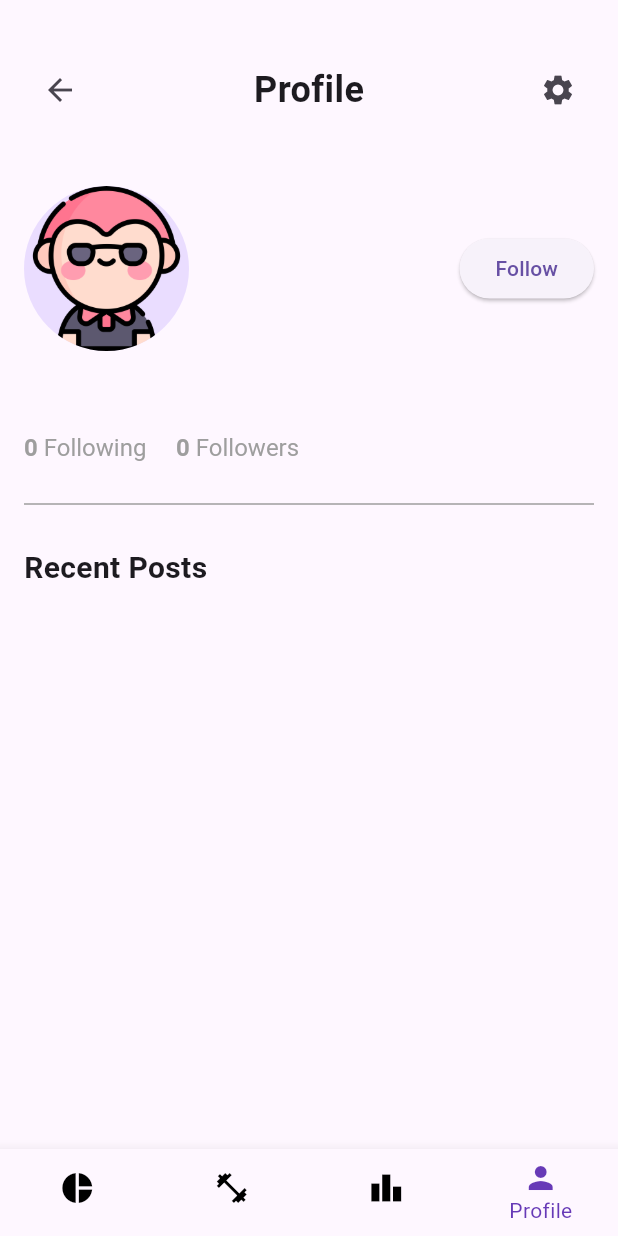
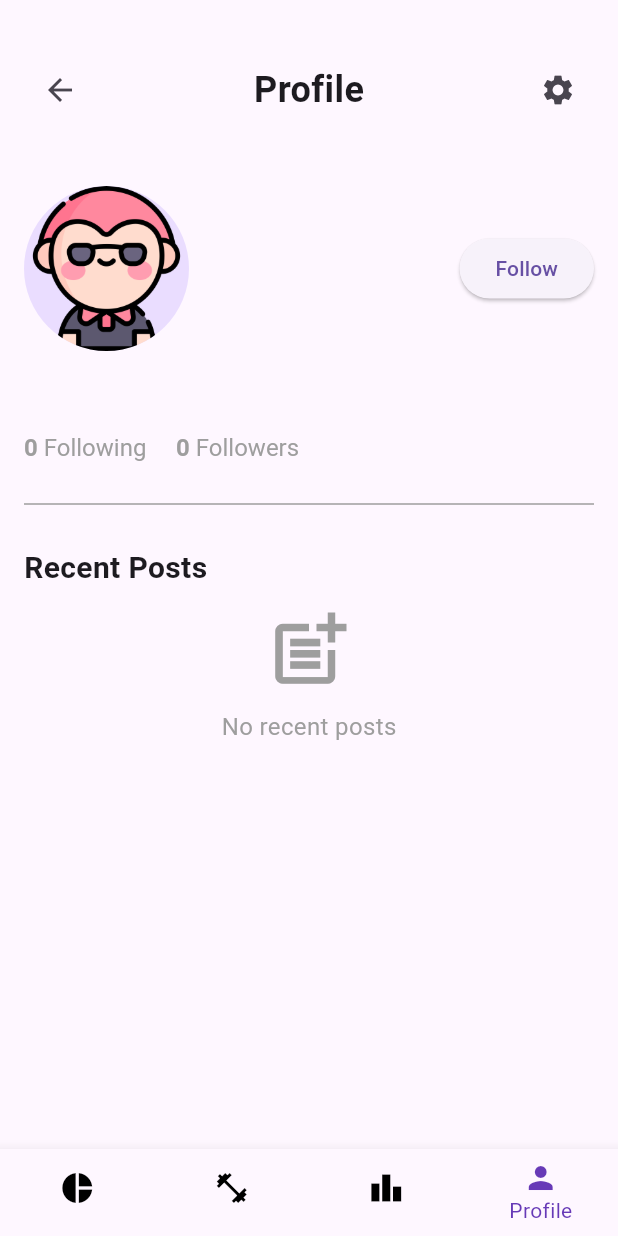
Before and after one commit to Eilhie/BuddyQuest, a Flutter app: the ProfilePage screen opened by its route, on a phone screen of 412 x 824 dp. Run offline on Flutter 3.47's test engine with Material 3 defaults, Android fonts, the phone set to English and light mode, and no system bars; our stand-ins replace cloud_firestore, firebase_auth, firebase_core, flutter_dotenv, google_sign_in, shared_preferences; accounts and stored records are empty.

Commit message:
ADD NO RECENT POST

```diff
--- a/lib/profile.dart
+++ b/lib/profile.dart
@@ -66,9 +66,9 @@ class _ProfilePageState extends State<ProfilePage> {
 
   @override
   Widget build(BuildContext context) {
-    return FutureBuilder(future: _loadProfileData(),
-        builder: (context, snapshot)
-        {
+    return FutureBuilder(
+      future: _loadProfileData(),
+      builder: (context, snapshot) {
         return Scaffold(
           body: SingleChildScrollView(
             padding: const EdgeInsets.all(16.0),
@@ -77,7 +77,7 @@ class _ProfilePageState extends State<ProfilePage> {
               children: [
                 SizedBox(height: 20),
                 Row(
-                    mainAxisAlignment: MainAxisAlignment.spaceBetween, // Place children on the left and right
+                  mainAxisAlignment: MainAxisAlignment.spaceBetween,
                   children: [
                     IconButton(
                       icon: Icon(Icons.arrow_back),
@@ -85,7 +85,8 @@ class _ProfilePageState extends State<ProfilePage> {
                         Navigator.pop(context);
                       },
                     ),
-                      Text('Profile',
+                    Text(
+                      'Profile',
                       style: TextStyle(
                         fontSize: 24,
                         fontWeight: FontWeight.bold,
@@ -161,7 +162,10 @@ class _ProfilePageState extends State<ProfilePage> {
                           children: [
                             TextSpan(
                               text: '$_followingCount ',
-                                style: TextStyle(fontWeight: FontWeight.bold, color: Colors.grey, fontSize: 16),
+                              style: TextStyle(
+                                  fontWeight: FontWeight.bold,
+                                  color: Colors.grey,
+                                  fontSize: 16),
                             ),
                             TextSpan(
                               text: 'Following     ',
@@ -183,7 +187,10 @@ class _ProfilePageState extends State<ProfilePage> {
                           children: [
                             TextSpan(
                               text: '$_followerCount ',
-                                style: TextStyle(fontWeight: FontWeight.bold, color: Colors.grey, fontSize: 16),
+                              style: TextStyle(
+                                  fontWeight: FontWeight.bold,
+                                  color: Colors.grey,
+                                  fontSize: 16),
                             ),
                             TextSpan(
                               text: 'Followers',
@@ -206,7 +213,28 @@ class _ProfilePageState extends State<ProfilePage> {
                   style: TextStyle(fontSize: 20, fontWeight: FontWeight.bold),
                 ),
                 SizedBox(height: 10),
-                  ..._userPosts.map((post) => _buildPostCard(post)).toList(),
+                _userPosts.isEmpty
+                    ? Center(
+                  child: Column(
+                    children: [
+                      Icon(
+                        Icons.post_add,
+                        size: 60,
+                        color: Colors.grey,
+                      ),
+                      SizedBox(height: 10),
+                      Text(
+                        'No recent posts',
+                        style: TextStyle(fontSize: 16, color: Colors.grey),
+                      ),
+                    ],
+                  ),
+                )
+                    : Column(
+                  children: _userPosts
+                      .map((post) => _buildPostCard(post))
+                      .toList(),
+                ),
               ],
             ),
           ),
@@ -247,8 +275,8 @@ class _ProfilePageState extends State<ProfilePage> {
             ],
           ),
         );
-        });
-
+      },
+    );
   }
 
   Widget _buildPostCard(Map<String, dynamic> post) {
```
Lines whose indentation alone changed are shown as unchanged.
